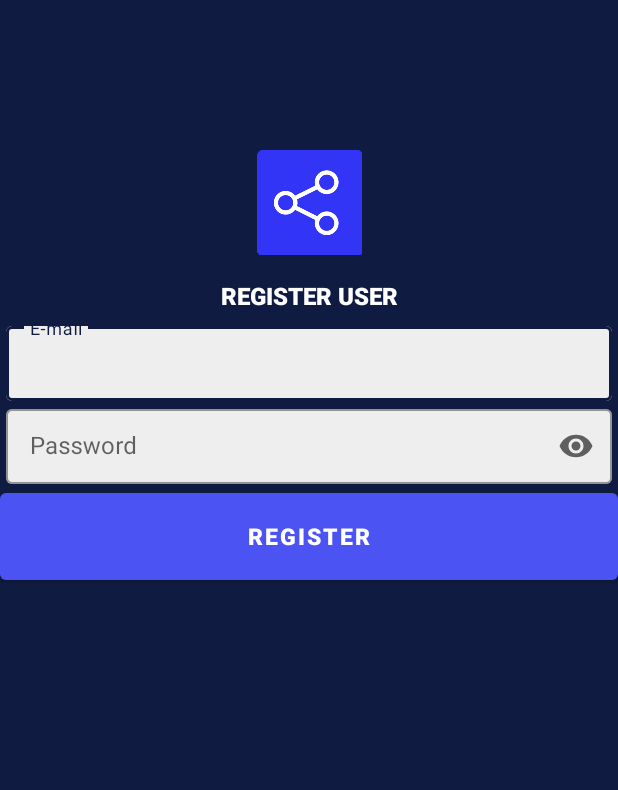
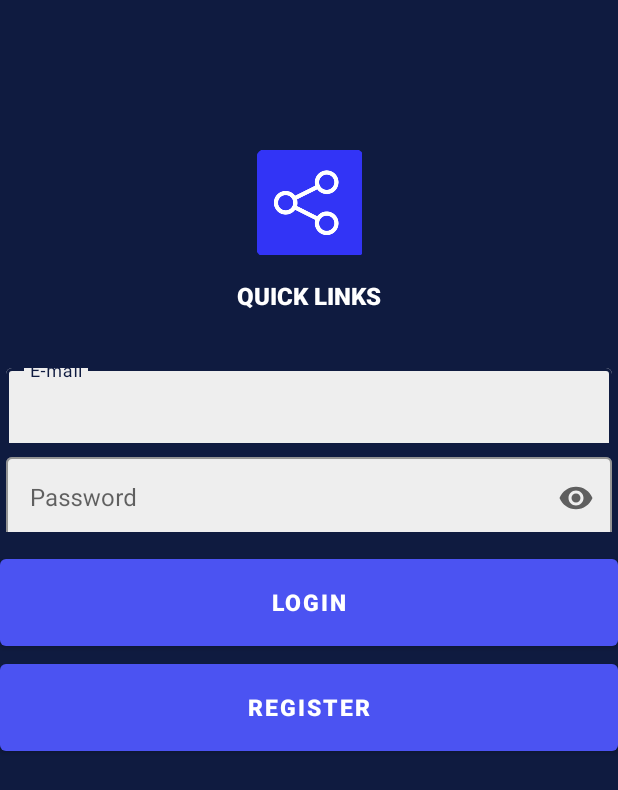
Before and after one commit to Laura-Oliveira/Quick-Links, an Android app: the screen it shows after launch (RegisterUserActivity before the commit, LoginActivity after it), on a phone screen of 412 x 824 dp. Shown: the top 790 px of the screen. Run offline under Robolectric (Android 15) with nearby library versions, the phone set to English and light mode, and no system bars; our stand-ins replace Firebase (no records; nobody signed in at launch, a user with empty details on screens opened directly).

Commit message:
[FrontEnd] [BackEnd] [Login User] Login de usuario utilizando Firebase Authentication | Tela de login utilizando XML, ConstraintLayout e  Material Design

```diff
--- a/app/src/main/AndroidManifest.xml
+++ b/app/src/main/AndroidManifest.xml
@@ -15,11 +15,6 @@
         <activity
             android:name=".Controller.RegisterUserActivity"
             android:exported="true">
-            <intent-filter>
-                <action android:name="android.intent.action.MAIN" />
-
-                <category android:name="android.intent.category.LAUNCHER" />
-            </intent-filter>
             <meta-data
                 android:name="android.app.lib_name"
                 android:value="" />
@@ -27,6 +22,10 @@
         <activity
             android:name=".View.LoginActivity"
             android:exported="true">
+            <intent-filter>
+                <action android:name="android.intent.action.MAIN" />
+                <category android:name="android.intent.category.LAUNCHER" />
+            </intent-filter>
             <meta-data
                 android:name="android.app.lib_name"
                 android:value="" />
--- a/app/src/main/java/com/app/quick_links/View/LoginActivity.kt
+++ b/app/src/main/java/com/app/quick_links/View/LoginActivity.kt
@@ -27,8 +27,8 @@ class LoginActivity : AppCompatActivity()
     override fun onCreate(savedInstanceState: Bundle?)
     {
         super.onCreate(savedInstanceState)
-        setContentView(R.layout.activity_main)
-        /*
+        setContentView(R.layout.activity_login)
+
         FirebaseApp.initializeApp(this)
         firebaseAuth = FirebaseAuth.getInstance()
 
@@ -46,12 +46,10 @@ class LoginActivity : AppCompatActivity()
             }
             else
             { Toast.makeText(this, "Preencha todos os campos", Toast.LENGTH_SHORT).show() }
-           } */
+        }
     }
 
-
     /* Authentication with users registered directed on the app */
-
     private fun loginUser(email: String, password: String)
     {
         if (email.isNotEmpty() && password.isNotEmpty())
@@ -59,7 +57,7 @@ class LoginActivity : AppCompatActivity()
             firebaseAuth.signInWithEmailAndPassword(email, password).addOnCompleteListener{
                 if (it.isSuccessful)
                 {
-                    val intent = Intent(this, RegisterUserActivity::class.java)
+                    val intent = Intent(this, LoginActivity::class.java)
                     Toast.makeText(this, "Login Sucsessful!", Toast.LENGTH_SHORT).show()
                     startActivity(intent)
                     finish()
--- /dev/null
+++ b/app/src/main/res/layout/activity_login.xml
@@ -0,0 +1,95 @@
+<?xml version="1.0" encoding="utf-8"?>
+<androidx.constraintlayout.widget.ConstraintLayout
+    xmlns:android="http://schemas.android.com/apk/res/android"
+    xmlns:app="http://schemas.android.com/apk/res-auto"
+    xmlns:tools="http://schemas.android.com/tools"
+    android:layout_width="match_parent"
+    android:layout_height="match_parent"
+    android:background="@color/backgroundColor"
+    tools:context=".View.LoginActivity">
+
+    <androidx.appcompat.widget.AppCompatImageView
+        android:id="@+id/img_logo"
+        style="@style/Logo"
+        android:contentDescription="@string/txt_description_image"
+        android:src="@mipmap/ic_icon"
+        app:layout_constraintEnd_toEndOf="parent"
+        app:layout_constraintStart_toStartOf="parent"
+        app:layout_constraintTop_toTopOf="parent" />
+
+    <androidx.appcompat.widget.AppCompatTextView
+        android:id="@+id/txt_title"
+        style="@style/Title"
+        android:layout_marginTop="16dp"
+        android:text="@string/app_name"
+        app:layout_constraintEnd_toEndOf="parent"
+        app:layout_constraintStart_toStartOf="parent"
+        app:layout_constraintTop_toBottomOf="@+id/img_logo" />
+
+    <com.google.android.material.textfield.TextInputLayout
+        android:id="@+id/input_login_email"
+        style="@style/TextBox"
+        android:layout_marginStart="4dp"
+        android:layout_marginTop="32dp"
+        android:layout_marginEnd="4dp"
+        android:hint="@string/hint_username"
+        app:layout_constraintBottom_toTopOf="@+id/input_login_password"
+        app:layout_constraintEnd_toEndOf="parent"
+        app:layout_constraintStart_toStartOf="parent"
+        app:layout_constraintTop_toBottomOf="@+id/txt_title">
+
+        <com.google.android.material.textfield.TextInputEditText
+            android:id="@+id/edit_text_login_email"
+            android:layout_width="match_parent"
+            android:layout_height="55dp"
+            android:inputType="textEmailAddress|textNoSuggestions"
+            android:maxLines="1"
+            android:textColorHint="#546E7A"
+            tools:ignore="TouchTargetSizeCheck" />
+    </com.google.android.material.textfield.TextInputLayout>
+
+    <com.google.android.material.textfield.TextInputLayout
+        android:id="@+id/input_login_password"
+        style="@style/TextBox"
+        android:layout_margin="4dp"
+        android:layout_marginStart="4dp"
+        android:layout_marginTop="8dp"
+        android:layout_marginEnd="4dp"
+        android:layout_marginBottom="32dp"
+        android:hint="@string/hint_password"
+        app:endIconMode="password_toggle"
+        app:errorEnabled="true"
+        app:layout_constraintBottom_toTopOf="@+id/btn_login"
+        app:layout_constraintEnd_toEndOf="parent"
+        app:layout_constraintStart_toStartOf="parent"
+        app:layout_constraintTop_toBottomOf="@+id/input_login_email">
+
+        <com.google.android.material.textfield.TextInputEditText
+            android:id="@+id/edit_text_login_password"
+            android:layout_width="match_parent"
+            android:layout_height="55dp"
+            android:inputType="textPassword|textNoSuggestions"
+            tools:ignore="TouchTargetSizeCheck" />
+    </com.google.android.material.textfield.TextInputLayout>
+
+    <com.google.android.material.button.MaterialButton
+        android:id="@+id/btn_login"
+        style="@style/Button"
+        android:layout_marginTop="8dp"
+        android:text="@string/btn_login"
+        app:layout_constraintBottom_toTopOf="@+id/btn_register_user"
+        app:layout_constraintEnd_toEndOf="parent"
+        app:layout_constraintHorizontal_bias="0.0"
+        app:layout_constraintStart_toStartOf="parent"
+        app:layout_constraintTop_toBottomOf="@+id/input_login_password" />
+
+    <com.google.android.material.button.MaterialButton
+        android:id="@+id/btn_register_user"
+        style="@style/Button"
+        android:onClick="openRegisterUserPage"
+        android:text="@string/btn_register"
+        app:layout_constraintEnd_toEndOf="parent"
+        app:layout_constraintStart_toStartOf="parent"
+        app:layout_constraintTop_toBottomOf="@+id/btn_login" />
+
+</androidx.constraintlayout.widget.ConstraintLayout>
--- a/app/src/main/res/layout/activity_main.xml
+++ /dev/null
@@ -1,18 +0,0 @@
-<?xml version="1.0" encoding="utf-8"?>
-<androidx.constraintlayout.widget.ConstraintLayout xmlns:android="http://schemas.android.com/apk/res/android"
-    xmlns:app="http://schemas.android.com/apk/res-auto"
-    xmlns:tools="http://schemas.android.com/tools"
-    android:layout_width="match_parent"
-    android:layout_height="match_parent"
-    tools:context=".View.LoginActivity">
-
-    <TextView
-        android:layout_width="wrap_content"
-        android:layout_height="wrap_content"
-        android:text="Hello World!"
-        app:layout_constraintBottom_toBottomOf="parent"
-        app:layout_constraintEnd_toEndOf="parent"
-        app:layout_constraintStart_toStartOf="parent"
-        app:layout_constraintTop_toTopOf="parent" />
-
-</androidx.constraintlayout.widget.ConstraintLayout>
```
Lines whose indentation alone changed are shown as unchanged.
